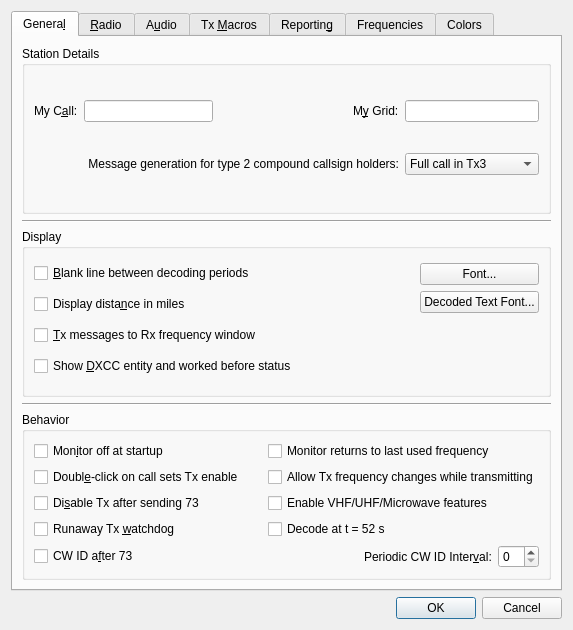
Before: the Qt Designer form Configuration.ui in saitohirga/WSJT-X, drawn with Qt 5.
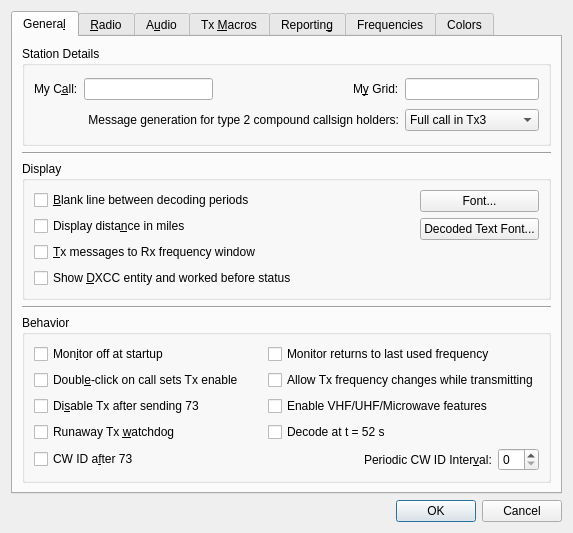
After: the same form once the commit is applied.

Commit message: Add the modified UI file I forgot to save

Patch:
```diff
--- a/Configuration.ui
+++ b/Configuration.ui
@@ -2,6 +2,14 @@
 <ui version="4.0">
  <class>configuration_dialog</class>
  <widget class="QDialog" name="configuration_dialog">
+  <property name="geometry">
+   <rect>
+    <x>0</x>
+    <y>0</y>
+    <width>508</width>
+    <height>471</height>
+   </rect>
+  </property>
   <property name="windowTitle">
    <string>Settings</string>
   </property>
```
